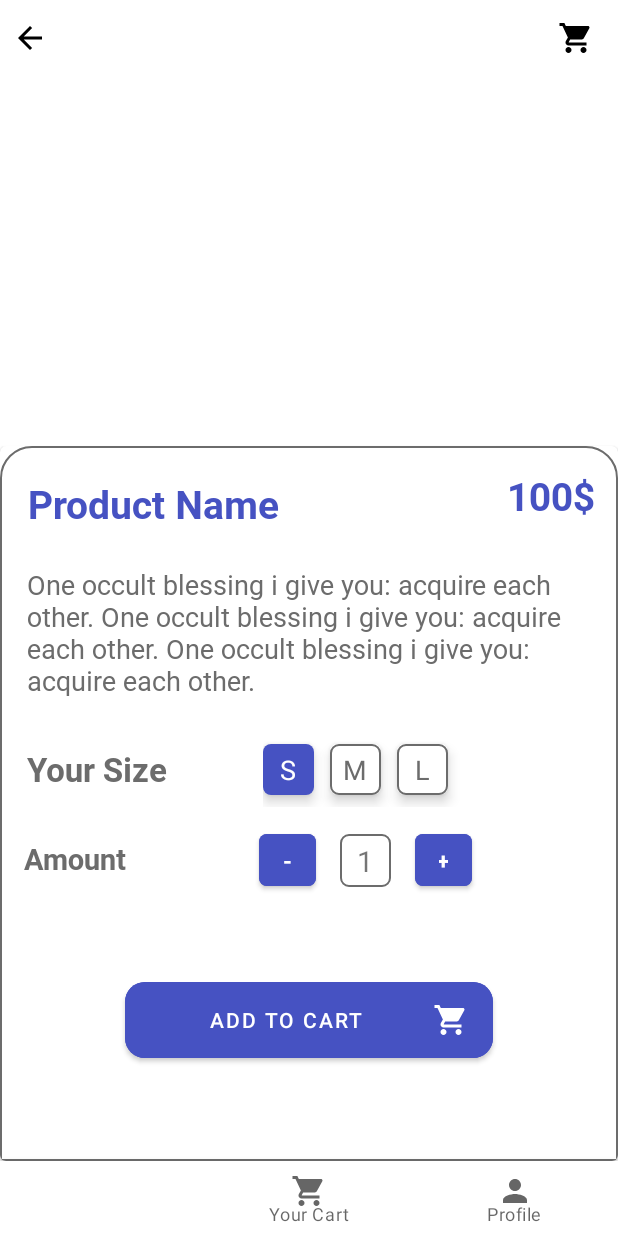
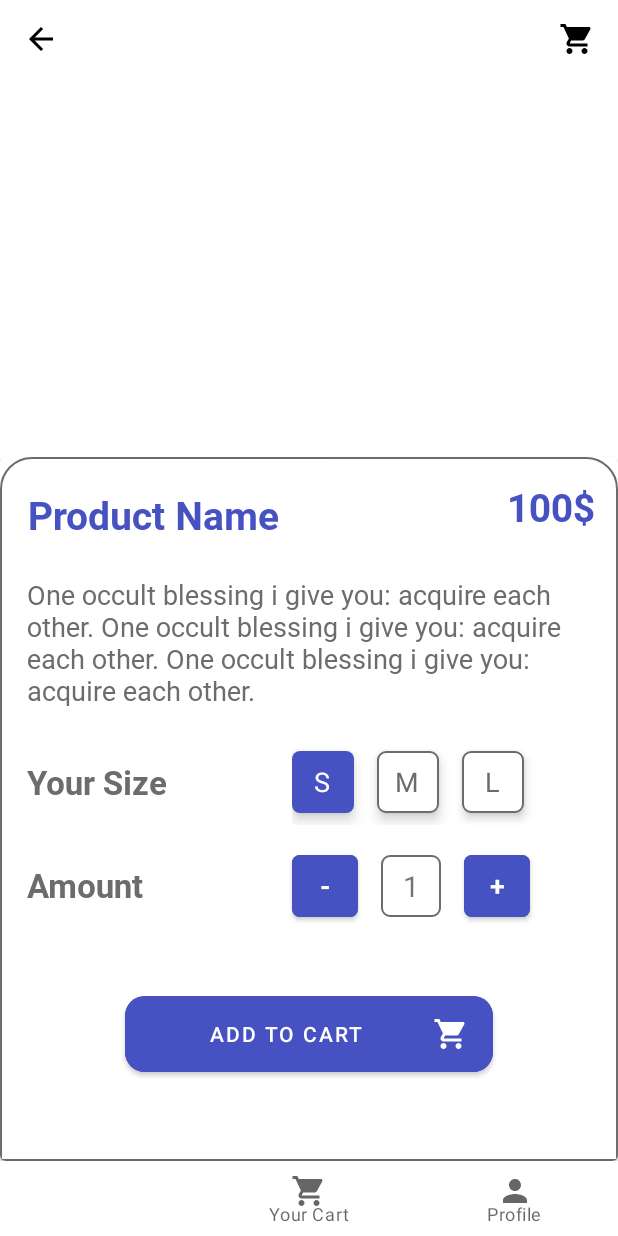
Before and after one commit to SeifEldinMohamed/EcommerceApp, an Android app: the fragment ProductDetailsFragment placed in its activity, on a phone screen of 412 x 824 dp. Run offline under Robolectric (Android 15) with nearby library versions, the phone set to English and light mode, and no system bars; our stand-ins replace Dagger/Hilt's generated code, Picasso, navigation-ui, sdp/ssp sizes; pictures from the network do not load; 7 statements that could not run were skipped.

Commit message:
Enhance Design

```diff
--- a/app/src/main/java/com/seif/ecommerceapp/data/remote/ProductsApi.kt
+++ b/app/src/main/java/com/seif/ecommerceapp/data/remote/ProductsApi.kt
@@ -1,14 +1,10 @@
 package com.seif.ecommerceapp.data.remote
 
-import com.seif.ecommerceapp.data.local.sharedpreference.AppSharedPreference
 import com.seif.ecommerceapp.data.remote.models.*
 import retrofit2.Response
 import retrofit2.http.*
 
 interface ProductsApi {
-    // https://online-shoppingg.herokuapp.com/user/v1/login
-    // https://online-shoppingg.herokuapp.com/product/v1/get
-
 
     @GET("product/v1/get")
     suspend fun fetchProducts(): Response<List<Product>>
@@ -19,6 +15,4 @@ interface ProductsApi {
     @POST("user/v1/login")
     suspend fun loginUser(@Body params: LoginRequest): Response<LoginResponse>
 
-    @PUT("user/v1/put/{}") // to update recorded data
-    suspend fun updateUser(@Path("user_id") email: String, @Body params: User): Response<User>
 }
--- a/app/src/main/java/com/seif/ecommerceapp/ui/loginfragment/LoginFragment.kt
+++ b/app/src/main/java/com/seif/ecommerceapp/ui/loginfragment/LoginFragment.kt
@@ -99,6 +99,7 @@ class LoginFragment : Fragment() {
                     "from handleNetworkResponse -> Error: ${response.message} ${response.data.toString()}"
                 )
                 dismissLoadingDialog()
+                showSnackBar(binding.root, "Invalid Email/Password !")
             }
         }
     }
@@ -107,7 +108,7 @@ class LoginFragment : Fragment() {
         return email.isEmail() && password.isPassword()
     }
 
-    fun createAlertDialog() {
+    private fun createAlertDialog() {
         val builder = AlertDialog.Builder(requireContext())
         builder.setView(layoutInflater.inflate(R.layout.custom_loading_dialog, null))
         builder.setCancelable(true)
--- a/app/src/main/res/layout/fragment_cart.xml
+++ b/app/src/main/res/layout/fragment_cart.xml
@@ -43,7 +43,7 @@
     <androidx.constraintlayout.widget.ConstraintLayout
         android:id="@+id/constraintLayout2"
         android:layout_width="0dp"
-        android:layout_height="@dimen/_100sdp"
+        android:layout_height="@dimen/_105sdp"
         app:layout_constraintBottom_toBottomOf="parent"
         app:layout_constraintEnd_toEndOf="parent"
         app:layout_constraintHorizontal_bias="0.0"
@@ -84,6 +84,8 @@
             android:backgroundTint="@color/blue"
             android:text="@string/proceed_to_checkout"
             android:textColor="@color/white"
+            android:paddingBottom="@dimen/_12sdp"
+            android:paddingTop="@dimen/_12sdp"
             app:layout_constraintBottom_toBottomOf="parent"
             app:layout_constraintEnd_toEndOf="parent"
             app:layout_constraintStart_toStartOf="parent"
--- a/app/src/main/res/layout/fragment_home.xml
+++ b/app/src/main/res/layout/fragment_home.xml
@@ -9,7 +9,7 @@
     <androidx.appcompat.widget.Toolbar
         android:id="@+id/toolbar"
         android:layout_width="match_parent"
-        android:layout_height="wrap_content"
+        android:layout_height="50dp"
         android:background="@color/white"
         android:minHeight="?attr/actionBarSize"
         android:theme="?attr/actionBarTheme"
@@ -28,8 +28,7 @@
         android:textSize="@dimen/_16ssp"
         app:layout_constraintBottom_toBottomOf="@+id/toolbar"
         app:layout_constraintStart_toStartOf="parent"
-        app:layout_constraintTop_toTopOf="parent"
-        app:layout_constraintVertical_bias="1.0" />
+        app:layout_constraintTop_toTopOf="@+id/toolbar" />
 
     <androidx.recyclerview.widget.RecyclerView
         android:id="@+id/rv_products"
--- a/app/src/main/res/layout/fragment_product_details.xml
+++ b/app/src/main/res/layout/fragment_product_details.xml
@@ -11,7 +11,7 @@
         android:layout_width="match_parent"
         android:layout_height="wrap_content"
         android:background="@color/white"
-        android:minHeight="50dp"
+        android:minHeight="@dimen/_40sdp"
         android:backgroundTint="@android:color/transparent"
         app:layout_constraintEnd_toEndOf="parent"
         app:layout_constraintStart_toStartOf="parent"
@@ -21,7 +21,7 @@
         android:id="@+id/iv_back_arrow"
         android:layout_width="wrap_content"
         android:layout_height="wrap_content"
-        android:layout_marginStart="8dp"
+        android:layout_marginStart="@dimen/_12sdp"
         android:contentDescription="@string/back_arrow_image_description"
         android:src="@drawable/ic_arrow_back"
         app:layout_constraintBottom_toBottomOf="@+id/toolbar2"
@@ -43,7 +43,7 @@
     <com.google.android.material.card.MaterialCardView
         android:layout_width="match_parent"
         android:layout_height="0dp"
-        android:layout_marginTop="@dimen/_20sdp"
+        android:layout_marginTop="@dimen/_24sdp"
         app:layout_constraintBottom_toBottomOf="parent"
         app:layout_constraintEnd_toEndOf="parent"
         app:layout_constraintStart_toStartOf="parent"
@@ -58,20 +58,19 @@
                 android:id="@+id/textView2"
                 android:layout_width="wrap_content"
                 android:layout_height="wrap_content"
-                android:layout_marginStart="16dp"
-                android:layout_marginTop="32dp"
+                android:layout_marginTop="@dimen/_30sdp"
                 android:fontFamily="@font/roboto_bold"
                 android:text="@string/amount"
                 android:textColor="@color/dark_gray"
-                android:textSize="@dimen/_15ssp"
-                app:layout_constraintStart_toStartOf="parent"
+                android:textSize="@dimen/_17ssp"
+                app:layout_constraintStart_toStartOf="@+id/textView12"
                 app:layout_constraintTop_toBottomOf="@+id/textView12" />
 
             <com.google.android.material.textview.MaterialTextView
                 android:id="@+id/tv_amount"
-                android:layout_width="@dimen/_26sdp"
-                android:layout_height="@dimen/_27sdp"
-                android:layout_marginStart="16dp"
+                android:layout_width="@dimen/_31sdp"
+                android:layout_height="@dimen/_32sdp"
+                android:layout_marginStart="@dimen/_12sdp"
                 android:background="@drawable/amount_tv_background"
                 android:gravity="center"
                 android:text="@string/_1"
@@ -82,15 +81,15 @@
 
             <com.google.android.material.button.MaterialButton
                 android:id="@+id/btn_plus"
-                android:layout_width="@dimen/_29sdp"
-                android:layout_height="@dimen/_36sdp"
-                android:layout_marginStart="16dp"
+                android:layout_width="@dimen/_34sdp"
+                android:layout_height="@dimen/_41sdp"
+                android:layout_marginStart="@dimen/_12sdp"
                 android:backgroundTint="@color/blue"
                 android:fontFamily="@font/roboto_bold"
                 android:gravity="center"
                 android:text="@string/_plus"
                 android:textColor="@color/white"
-                android:textSize="@dimen/_12ssp"
+                android:textSize="@dimen/_14ssp"
                 app:cornerRadius="@dimen/_4sdp"
                 app:layout_constraintBottom_toBottomOf="@+id/btn_minus"
                 app:layout_constraintStart_toEndOf="@+id/tv_amount"
@@ -99,18 +98,17 @@
 
             <com.google.android.material.button.MaterialButton
                 android:id="@+id/btn_minus"
-                android:layout_width="@dimen/_29sdp"
-                android:layout_height="@dimen/_36sdp"
-                android:layout_marginStart="88dp"
+                android:layout_width="@dimen/_34sdp"
+                android:layout_height="@dimen/_41sdp"
                 android:backgroundTint="@color/blue"
                 android:fontFamily="@font/roboto_bold"
                 android:gravity="center"
                 android:text="@string/_minus"
                 android:textColor="@color/white"
-                android:textSize="@dimen/_12ssp"
+                android:textSize="@dimen/_14ssp"
                 app:cornerRadius="@dimen/_4sdp"
                 app:layout_constraintBottom_toBottomOf="@+id/textView2"
-                app:layout_constraintStart_toEndOf="@+id/textView2"
+                app:layout_constraintStart_toStartOf="@+id/radioGroup"
                 app:layout_constraintTop_toTopOf="@+id/textView2"
                 app:layout_constraintVertical_bias="0.476"
                 tools:ignore="TouchTargetSizeCheck" />
@@ -119,7 +117,7 @@
                 android:id="@+id/radioGroup"
                 android:layout_width="wrap_content"
                 android:layout_height="wrap_content"
-                android:layout_marginStart="64dp"
+                android:layout_marginStart="@dimen/_64sdp"
                 android:gravity="center"
                 android:orientation="horizontal"
                 app:layout_constraintBottom_toBottomOf="@+id/textView12"
@@ -128,15 +126,15 @@
 
                 <RadioButton
                     android:id="@+id/radio_small"
-                    android:layout_width="@dimen/_26sdp"
-                    android:layout_height="@dimen/_26sdp"
+                    android:layout_width="@dimen/_32sdp"
+                    android:layout_height="@dimen/_32sdp"
                     android:layout_marginTop="@dimen/_6sdp"
-                    android:layout_marginEnd="@dimen/_8sdp"
+                    android:layout_marginEnd="@dimen/_12sdp"
                     android:layout_marginBottom="@dimen/_6sdp"
                     android:background="@drawable/radio_selector"
                     android:button="@android:color/transparent"
                     android:checked="true"
-                    android:elevation="5dp"
+                    android:elevation="@dimen/_4sdp"
                     android:gravity="center"
                     android:text="@string/s"
                     android:textColor="@drawable/radio_text_color"
@@ -145,14 +143,14 @@
 
                 <RadioButton
                     android:id="@+id/radio_medium"
-                    android:layout_width="@dimen/_26sdp"
-                    android:layout_height="@dimen/_26sdp"
+                    android:layout_width="@dimen/_32sdp"
+                    android:layout_height="@dimen/_32sdp"
                     android:layout_marginTop="@dimen/_6sdp"
-                    android:layout_marginEnd="@dimen/_8sdp"
+                    android:layout_marginEnd="@dimen/_12sdp"
                     android:layout_marginBottom="@dimen/_6sdp"
                     android:background="@drawable/radio_selector"
                     android:button="@android:color/transparent"
-                    android:elevation="5dp"
+                    android:elevation="@dimen/_4sdp"
                     android:gravity="center"
                     android:text="@string/m"
                     android:textColor="@drawable/radio_text_color"
@@ -161,14 +159,14 @@
 
                 <RadioButton
                     android:id="@+id/radio_large"
-                    android:layout_width="@dimen/_26sdp"
-                    android:layout_height="@dimen/_26sdp"
+                    android:layout_width="@dimen/_32sdp"
+                    android:layout_height="@dimen/_32sdp"
                     android:layout_marginTop="@dimen/_6sdp"
                     android:layout_marginEnd="@dimen/_6sdp"
                     android:layout_marginBottom="@dimen/_6sdp"
                     android:background="@drawable/radio_selector"
                     android:button="@android:color/transparent"
-                    android:elevation="5dp"
+                    android:elevation="@dimen/_3sdp"
                     android:gravity="center"
                     android:text="@string/l"
                     android:textColor="@drawable/radio_text_color"
@@ -208,7 +206,7 @@
                 android:id="@+id/tv_product_description"
                 android:layout_width="0dp"
                 android:layout_height="wrap_content"
-                android:layout_marginTop="24dp"
+                android:layout_marginTop="@dimen/_18sdp"
                 android:layout_marginEnd="@dimen/_14sdp"
                 android:fontFamily="@font/roboto_regular"
                 android:text="@string/lorem_text_product_details"
@@ -222,7 +220,7 @@
                 android:id="@+id/textView12"
                 android:layout_width="wrap_content"
                 android:layout_height="wrap_content"
-                android:layout_marginTop="32dp"
+                android:layout_marginTop="@dimen/_26sdp"
                 android:fontFamily="@font/roboto_bold"
                 android:text="@string/your_size"
                 android:textColor="@color/dark_gray"
@@ -256,7 +254,7 @@
         android:id="@+id/iv_cart"
         android:layout_width="wrap_content"
         android:layout_height="wrap_content"
-        android:layout_marginEnd="16dp"
+        android:layout_marginEnd="@dimen/_12sdp"
         android:src="@drawable/ic_shopping_cart_nav"
         app:layout_constraintBottom_toBottomOf="@+id/toolbar2"
         app:layout_constraintEnd_toEndOf="@+id/toolbar2"
```
Also changed, not shown: app/src/main/java/com/seif/ecommerceapp/ui/registrationfragment/RegistrationFragment.kt (+28 -4 lines), app/src/main/java/com/seif/ecommerceapp/utils/observeOnce.kt (deleted, +0 -14 lines), app/src/main/res/layout/fragment_profile.xml (+3 -19 lines), app/src/main/res/layout/fragment_registration.xml (+7 -5 lines), app/src/main/res/drawable/ic_profile_pic.png (added).
